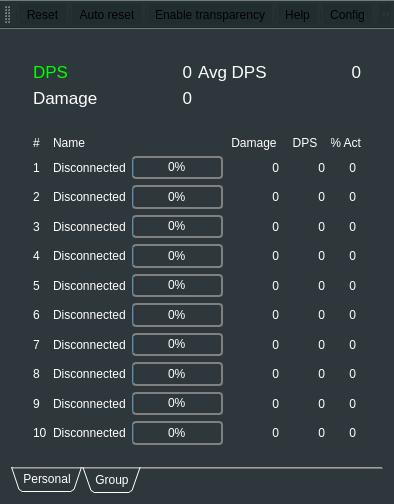
Qt form mainwindow.ui (Tyrox92/Gw2SPECS) before a commit.
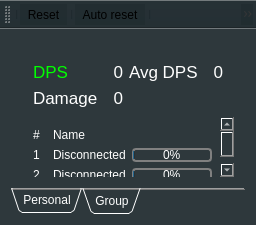
The same form after that commit. The open tabs and pages were chosen to show the change. Icons and pictures are not drawn.

The edit to the form file:
```diff
--- a/mainwindow.ui
+++ b/mainwindow.ui
@@ -9,8 +9,8 @@
    <rect>
     <x>0</x>
     <y>0</y>
-    <width>394</width>
-    <height>504</height>
+    <width>240</width>
+    <height>225</height>
    </rect>
   </property>
   <property name="sizePolicy">
@@ -909,8 +909,8 @@
             <rect>
              <x>0</x>
              <y>0</y>
-             <width>358</width>
-             <height>312</height>
+             <width>324</width>
+             <height>221</height>
             </rect>
            </property>
            <layout class="QGridLayout" name="gridLayout_5">
```
